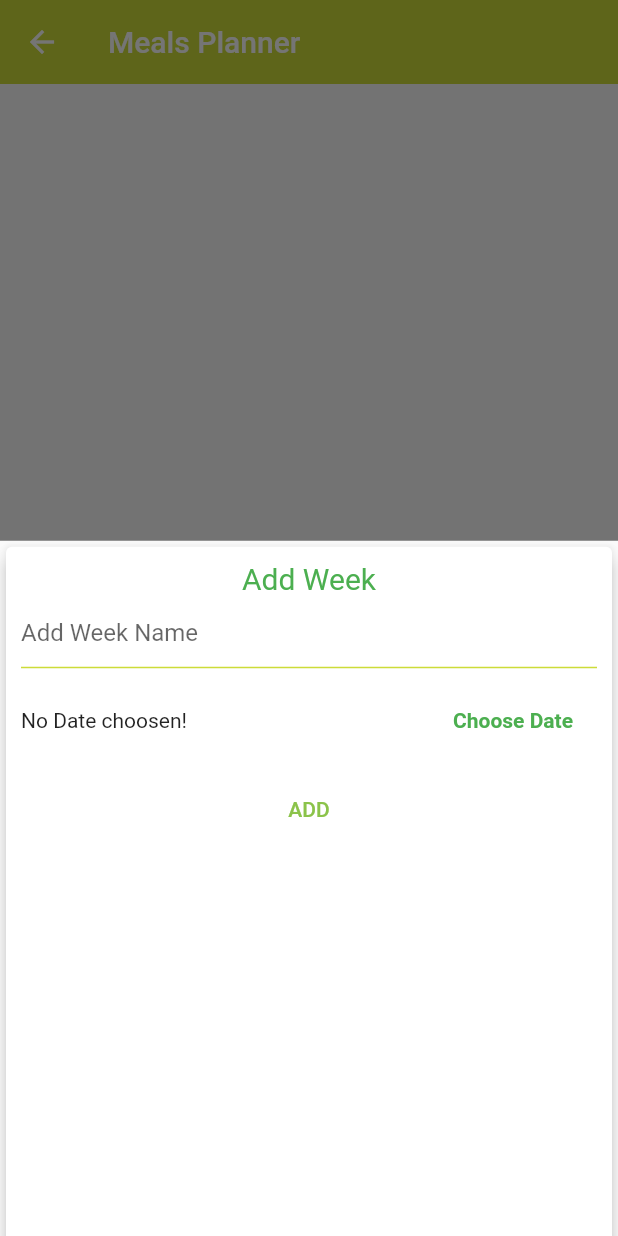
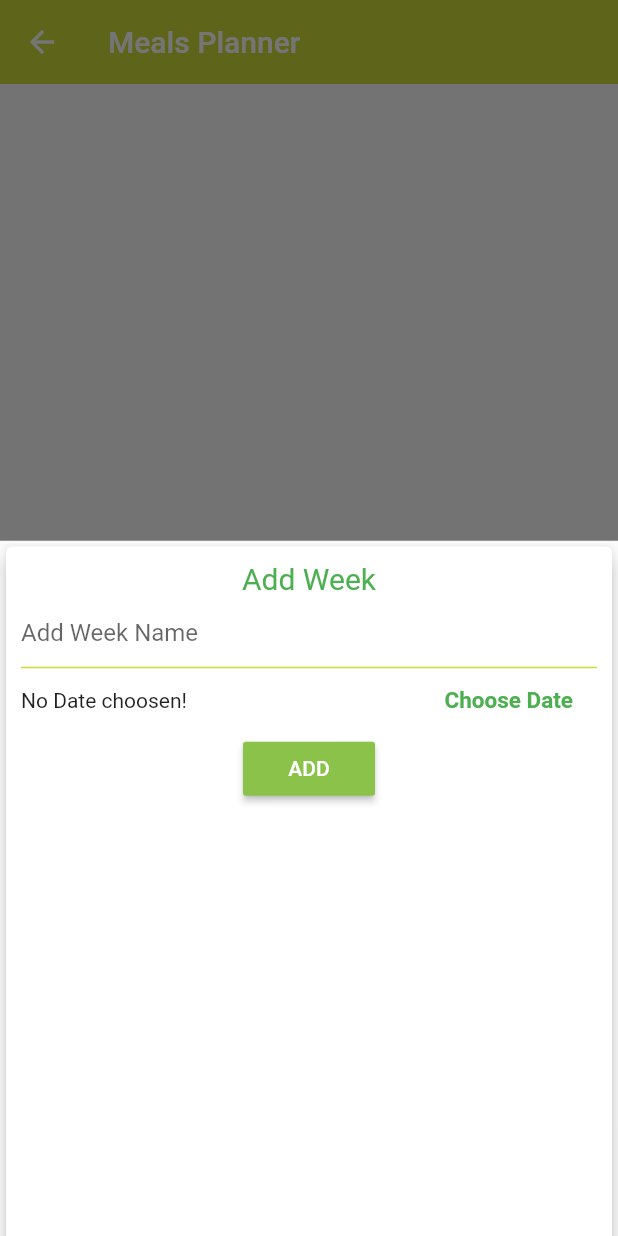
Before and after one commit to Kushal-Ajay-Shah/Kitchen_Mate, a Flutter app: the MealsPlanner screen opened directly with empty values, after a tap on the "add" icon, on a phone screen of 412 x 824 dp. Run offline on Flutter 3.47's test engine with Material 2 defaults, Android fonts, the phone set to English and light mode, and no system bars; our stand-ins replace animated_text_kit, cloud_firestore, firebase_auth, flutter_spinkit, modal_progress_hud; accounts and stored records are empty.

Commit message:
Loading problem solved and week addition ui improved

```diff
--- a/kitchen_mate/lib/main.dart
+++ b/kitchen_mate/lib/main.dart
@@ -27,6 +27,7 @@ class MyApp extends StatelessWidget {
           child: MaterialApp(
             theme: ThemeData(primaryColor: Colors.green,
             accentColor: Colors.lightGreen,
+            primarySwatch: Colors.green,
             ),
           initialRoute: Wrapper.id,
           routes: {
--- a/kitchen_mate/lib/screens/days_of_week.dart
+++ b/kitchen_mate/lib/screens/days_of_week.dart
@@ -49,10 +49,9 @@ class _WeekDaysState extends State<WeekDays> {
               if (snapshot.data != null && snapshot.data.documents != null) {
                 var dayList = snapshot.data.documents;
                 // print(dayList);
-
                 return GridView.count(
                     crossAxisCount: 2,
-                    children: List.generate(7, (index) {
+                    children: List.generate(dayList.length, (index) {
                       String day=DateFormat('EEEE')
                               .format(dayList[index]['timeStampDay'].toDate()).toString();
                       String date=DateFormat.MMMMd().format(
--- a/kitchen_mate/lib/screens/meals_planner.dart
+++ b/kitchen_mate/lib/screens/meals_planner.dart
@@ -81,7 +81,7 @@ class _MealsPlanner extends State<MealsPlanner> {
                             },
                           ),
                           Container(
-                            height: 70,
+                            height: 43,
                             child: Row(
                               children: <Widget>[
                                 Expanded(
@@ -93,14 +93,15 @@ class _MealsPlanner extends State<MealsPlanner> {
                                   child: Text(
                                     'Choose Date',
                                     style:
-                                        TextStyle(fontWeight: FontWeight.bold),
+                                        TextStyle(fontWeight: FontWeight.bold, fontSize: 15),
                                   ),
                                   textColor: Theme.of(context).primaryColor,
                                 )
                               ],
                             ),
                           ),
-                          FlatButton(
+                          RaisedButton(
+                            color: Colors.lightGreen,
                             onPressed: () async {
                               if (weekName != null && selectedDate != null) {
                                 DateTime weekDayTime = DateTime.now();
@@ -118,7 +119,7 @@ class _MealsPlanner extends State<MealsPlanner> {
                               }
                             },
                             child: Text("ADD",
-                                style: TextStyle(color: Colors.lightGreen)),
+                                style: TextStyle(color: Colors.white)),
                           )
                         ],
                       ),
```
